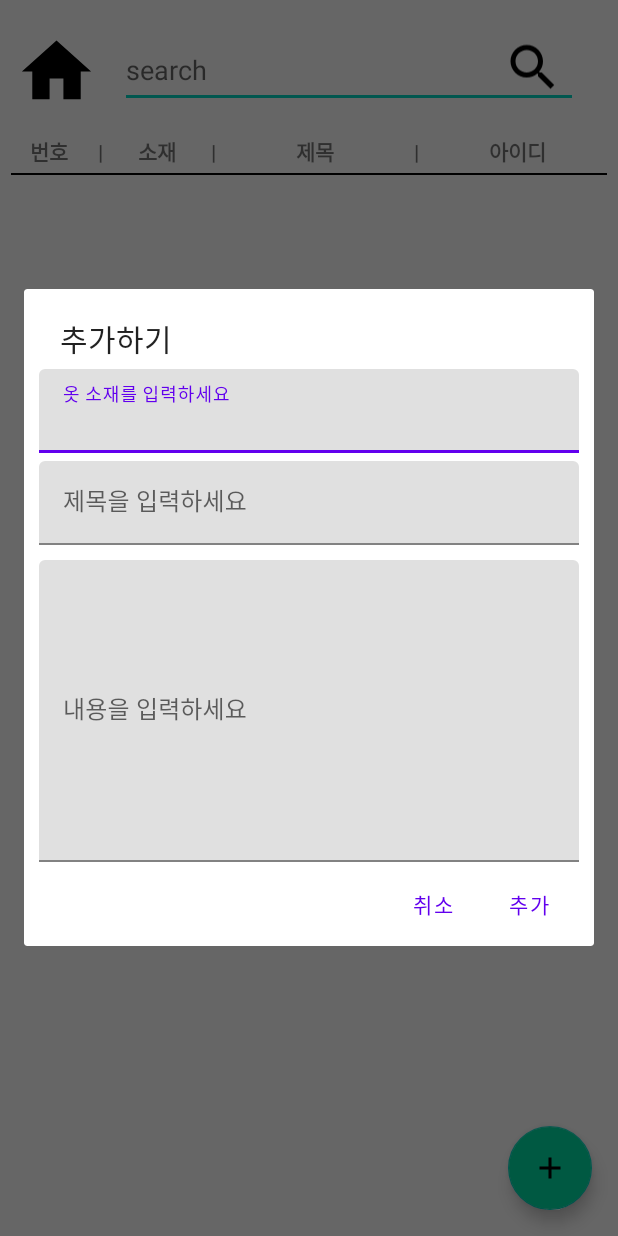
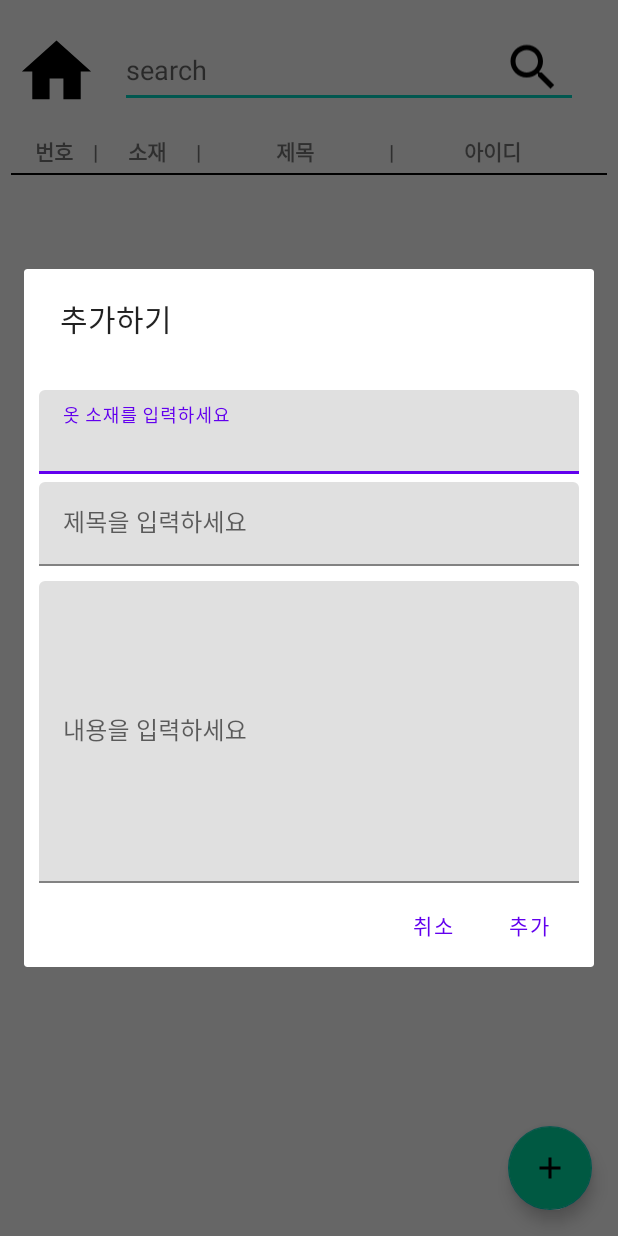
Before and after one commit to opensource2023-2/optest, an Android app: the board screen opened directly, with no data from a screen before it, after a tap on an icon or button, on a phone screen of 412 x 824 dp. Run offline under Robolectric (Android 15) with nearby library versions, the phone set to English and light mode, and no system bars; our stand-ins replace Firebase (no records; nobody signed in at launch, a user with empty details on screens opened directly).

Commit message:
board code end

```diff
--- a/app/src/main/AndroidManifest.xml
+++ b/app/src/main/AndroidManifest.xml
@@ -16,15 +16,19 @@
         android:roundIcon="@mipmap/ic_launcher_round"
         android:supportsRtl="true"
         android:theme="@style/Theme.Test"
-        tools:targetApi="31">
+        tools:targetApi="31"
+        android:name = ".GlobalVars">
+
         <activity android:name=".weather_page"
             android:exported="false" />
+
         <activity
             android:name=".weather_rec_day"
             android:exported="false" />
         <activity
             android:name=".board"
             android:exported="false" />
+
         <activity
             android:name=".home_page"
             android:exported="false" />
--- a/app/src/main/res/layout/activity_board.xml
+++ b/app/src/main/res/layout/activity_board.xml
@@ -66,7 +66,7 @@
         android:layout_width="wrap_content"
         android:layout_height="wrap_content"
         android:layout_marginTop="90dp"
-        android:text="      번호      |       소재       |                제목                |              아이디            "
+        android:text="       번호    |      소재      |               제목               |              아이디            "
         android:textStyle="bold"
 
     />
--- a/app/src/main/res/layout/board_more.xml
+++ b/app/src/main/res/layout/board_more.xml
@@ -2,6 +2,18 @@
 <RelativeLayout xmlns:android="http://schemas.android.com/apk/res/android"
     android:layout_width="match_parent"
     android:layout_height="match_parent">
+
+    <TextView
+        android:layout_width="match_parent"
+        android:layout_height="wrap_content"
+        android:layout_marginStart="10sp"
+        android:layout_marginEnd="10sp"
+        android:layout_marginTop="5sp"
+        android:id="@+id/useridoutput"
+        android:textStyle="bold"
+        android:textSize="16sp"
+        android:textColor="#000000"
+        />
 
     <com.google.android.material.textfield.TextInputLayout
         android:layout_width="match_parent"
@@ -9,6 +21,7 @@
         android:layout_marginStart="10sp"
         android:layout_marginEnd="10sp"
         android:layout_marginTop="5sp"
+        android:layout_below="@+id/useridoutput"
         android:id="@+id/materialLayout"
         android:hint="옷 소재를 입력하세요">
 
```
Also changed, not shown: app/src/main/java/com/example/test/GlobalVars.java (added, +15 -0 lines), app/src/main/java/com/example/test/Login_page.java (+5 -0 lines), app/src/main/java/com/example/test/Note.java (+3 -3 lines), app/src/main/java/com/example/test/board.java (+33 -3 lines), app/src/main/java/com/example/test/boardadapter.java (+33 -6 lines), app/src/main/res/layout/board_list.xml (+6 -8 lines).
